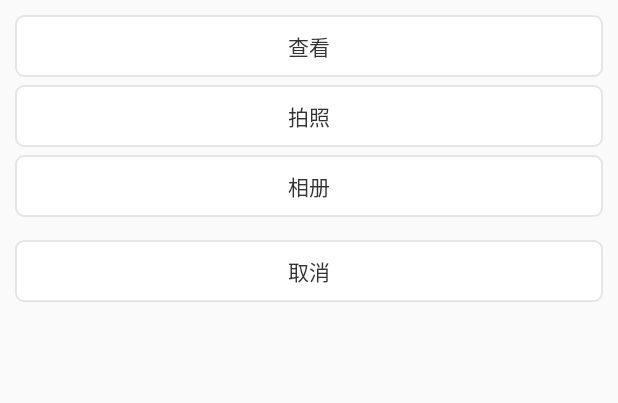
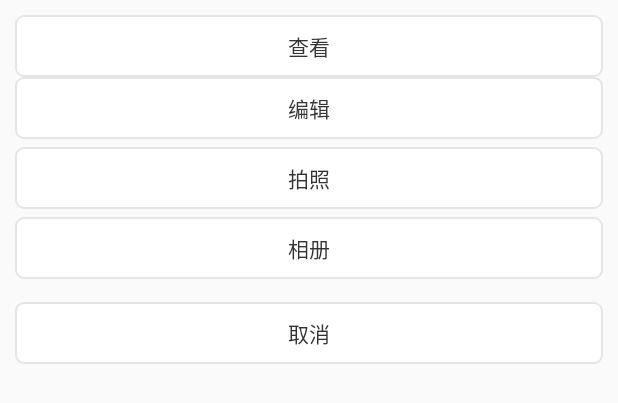
Before and after one commit to SunStarJ/PhotoDialog, an Android app: the layout select_photo_dialog.xml on its own in the app's theme, with its tools: preview values and no code run, on a phone screen of 412 x 824 dp. Shown: the top 403 px of the screen. Run offline under Robolectric (Android 15) with nearby library versions, the phone set to English and light mode, and no system bars.

Commit message:
增加编辑功能

```diff
--- a/app/build.gradle
+++ b/app/build.gradle
@@ -6,7 +6,7 @@ android {
         applicationId "com.toyor.photodialog"
         minSdkVersion 21
         targetSdkVersion 26
-        versionCode 1
+        versionCode 2
         versionName "1.0"
         testInstrumentationRunner "android.support.test.runner.AndroidJUnitRunner"
     }
--- a/sunstar.pohtodialog/build.gradle
+++ b/sunstar.pohtodialog/build.gradle
@@ -9,7 +9,7 @@ android {
     defaultConfig {
         minSdkVersion 14
         targetSdkVersion 26
-        versionCode 1
+        versionCode 2
         versionName "1.0"
 
         testInstrumentationRunner "android.support.test.runner.AndroidJUnitRunner"
--- a/sunstar.pohtodialog/src/main/res/layout/select_photo_dialog.xml
+++ b/sunstar.pohtodialog/src/main/res/layout/select_photo_dialog.xml
@@ -13,6 +13,15 @@
         android:id="@+id/check"
         android:textColor="#333"
         android:text="查看"/>
+    <TextView
+        android:layout_width="match_parent"
+        android:layout_height="wrap_content"
+        android:padding="10dp"
+        android:background="@drawable/bg"
+        android:gravity="center"
+        android:id="@+id/edit"
+        android:textColor="#333"
+        android:text="编辑"/>
     <TextView
         android:layout_width="match_parent"
         android:layout_height="wrap_content"
```
Also changed, not shown: sunstar.pohtodialog/src/main/java/com/sunstarpohtodialog/PhotoSelectDialog.java (+31 -0 lines).
